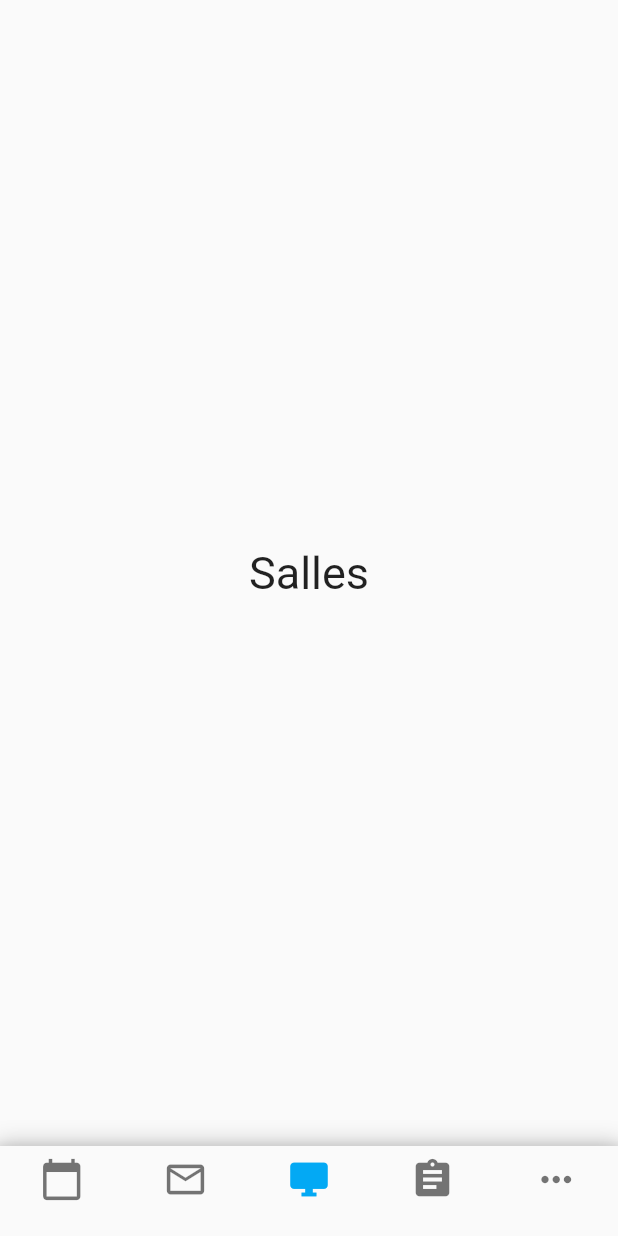
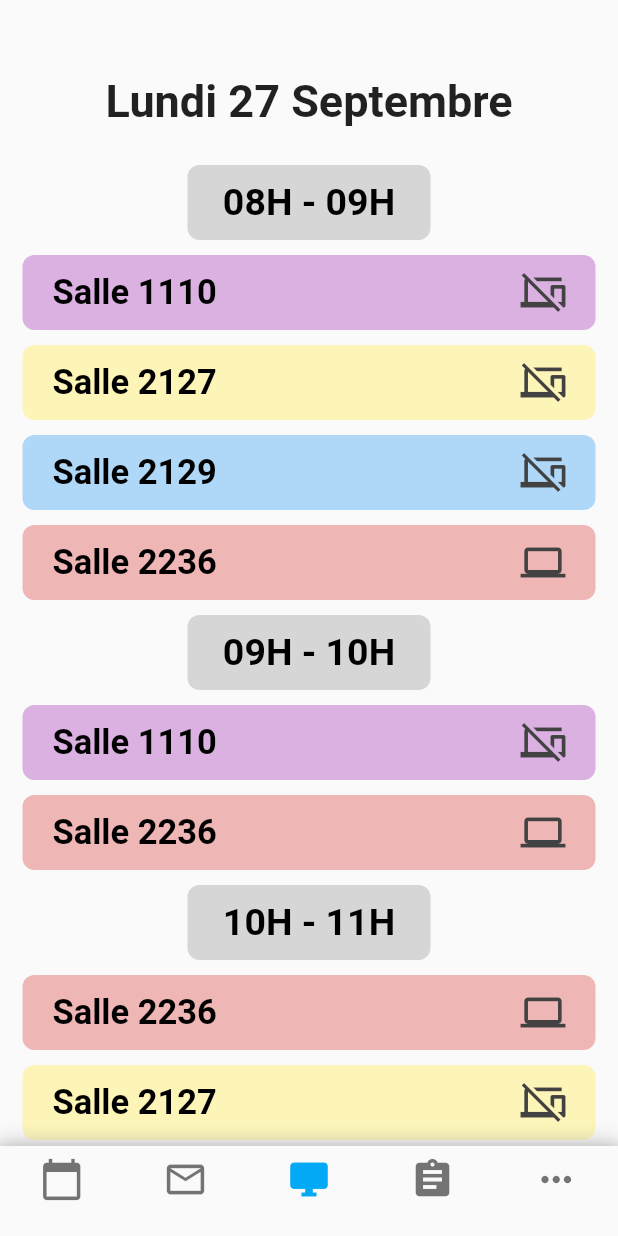
Before and after one commit to Clement-Hellot/EDT-Unicaen, a Flutter app: the screen it shows after launch, swiped to page 3, on a phone screen of 412 x 824 dp. Run offline on Flutter 3.47's test engine with Material 2 defaults, Android fonts, the phone set to English and light mode, and no system bars.

Commit message:
creation page salle

```diff
--- a/proto1/lib/objets.dart
+++ b/proto1/lib/objets.dart
@@ -19,6 +19,10 @@ class Horaire {
 
   String get heureStr {
     return toStr2Dig(heures) + ':' + toStr2Dig(minutes);
+  }
+
+  String get heureSoloStr {
+    return toStr2Dig(heures) + 'H';
   }
 
   static String toStr2Dig(int n) {
--- a/proto1/lib/pageEdt.dart
+++ b/proto1/lib/pageEdt.dart
@@ -108,7 +108,7 @@ class _JourneeUIState extends State<JourneeUI> {
           'Mercredi 7 octobre', // TODO date
           style: TextStyle(
             fontSize: 30,
-            fontWeight: FontWeight.w600,
+            fontWeight: FontWeight.w700,
           ),
         ),
       ),
--- a/proto1/lib/pageSalles.dart
+++ b/proto1/lib/pageSalles.dart
@@ -1,4 +1,9 @@
+import 'dart:ui';
+
+import 'package:edt_mobile/main.dart';
+import 'package:flutter/cupertino.dart';
 import 'package:flutter/material.dart';
+import 'objets.dart';
 
 class PageSalles extends StatefulWidget {
   @override
@@ -8,16 +13,225 @@ class PageSalles extends StatefulWidget {
 class _PageSallesState extends State<PageSalles> {
   @override
   Widget build(BuildContext context) {
-    return Align(
-      alignment: Alignment.center,
+    return SingleChildScrollView(
       child: Container(
-        width: double.infinity,
-        child: Text(
-          'Salles',
-          textAlign: TextAlign.center,
-          style: TextStyle(fontSize: 30),
+        margin: EdgeInsets.only(top: 50, bottom: 15),
+        child: Column(
+          children: [
+            Container(
+              margin: EdgeInsets.only(bottom: 20),
+              child: Text(
+                'Lundi 27 Septembre',
+                style: TextStyle(
+                  fontSize: 30,
+                  fontWeight: FontWeight.w700,
+                ),
+              ),
+            ),
+            Column(
+              children: [
+                PlageHoraire(debut: Horaire(8, 0), fin: Horaire(9, 0)),
+                Salle(
+                  salle: Salles.SALLE_1110,
+                  possedeOrdis: false,
+                ),
+                Salle(
+                  salle: Salles.SALLE_2127,
+                  possedeOrdis: false,
+                ),
+                Salle(
+                  salle: Salles.SALLE_2129,
+                  possedeOrdis: false,
+                ),
+                Salle(
+                  salle: Salles.SALLE_2236,
+                  possedeOrdis: true,
+                ),
+                PlageHoraire(debut: Horaire(9, 0), fin: Horaire(10, 0)),
+                Salle(
+                  salle: Salles.SALLE_1110,
+                  possedeOrdis: false,
+                ),
+                Salle(
+                  salle: Salles.SALLE_2236,
+                  possedeOrdis: true,
+                ),
+                PlageHoraire(debut: Horaire(10, 0), fin: Horaire(11, 0)),
+                Salle(
+                  salle: Salles.SALLE_2236,
+                  possedeOrdis: true,
+                ),
+                Salle(
+                  salle: Salles.SALLE_2127,
+                  possedeOrdis: false,
+                ),
+              ],
+              mainAxisAlignment: MainAxisAlignment.start,
+              crossAxisAlignment: CrossAxisAlignment.stretch,
+            ),
+          ],
         ),
       ),
     );
   }
 }
+
+class PlageHoraire extends StatefulWidget {
+  @override
+  _PlageHoraireState createState() => _PlageHoraireState();
+
+  final Horaire debut;
+  final Horaire fin;
+
+  PlageHoraire({Key key, this.debut, this.fin}) : super(key: key);
+
+  String get horaireString {
+    return debut.heureSoloStr + " - " + fin.heureSoloStr;
+  }
+}
+
+class _PlageHoraireState extends State<PlageHoraire> {
+  @override
+  Widget build(BuildContext context) {
+    return Container(
+      margin: EdgeInsets.only(
+        left: 125,
+        top: 5,
+        right: 125,
+        bottom: 5,
+      ),
+      padding: EdgeInsets.only(left: 14, top: 10, right: 14, bottom: 10),
+      height: 50,
+      decoration: BoxDecoration(
+        color: Colors.grey[350],
+        borderRadius: BorderRadius.all(Radius.circular(8)),
+      ),
+      child: Row(
+        children: [
+          Flexible(
+            fit: FlexFit.tight,
+            child: Column(
+              mainAxisAlignment: MainAxisAlignment.center,
+              children: [
+                Container(
+                  width: double.infinity,
+                  child: Text(
+                    widget.horaireString,
+                    textAlign: TextAlign.center,
+                    style: TextStyle(
+                      fontSize: 25,
+                      color: Colors.black,
+                      fontWeight: FontWeight.w600,
+                    ),
+                  ),
+                ),
+              ],
+            ),
+          ),
+        ],
+      ),
+    );
+  }
+}
+
+class Salle extends StatefulWidget {
+  @override
+  _SalleState createState() => _SalleState();
+
+  Salle({Key key, this.possedeOrdis, this.salle}) : super(key: key);
+
+  final Salles salle;
+  final bool possedeOrdis;
+
+  IconData get salleOrdi {
+    if (this.possedeOrdis == true) {
+      return Icons.computer;
+    } else {
+      return Icons.phonelink_off;
+    }
+  }
+}
+
+class _SalleState extends State<Salle> {
+  @override
+  Widget build(BuildContext context) {
+    return Container(
+      margin: EdgeInsets.only(
+        left: 15,
+        top: 5,
+        right: 15,
+        bottom: 5,
+      ),
+      padding: EdgeInsets.only(left: 20, top: 5, right: 20, bottom: 5),
+      height: 50,
+      decoration: BoxDecoration(
+        color: widget.salle.couleur.withOpacity(0.5),
+        borderRadius: BorderRadius.all(Radius.circular(8)),
+      ),
+      child: Row(
+        children: [
+          Flexible(
+            fit: FlexFit.tight,
+            child: Column(
+              mainAxisAlignment: MainAxisAlignment.center,
+              children: [
+                Container(
+                  width: double.infinity,
+                  child: Text(
+                    widget.salle.nom,
+                    textAlign: TextAlign.left,
+                    style: TextStyle(
+                      fontSize: 23,
+                      color: Colors.black,
+                      fontWeight: FontWeight.w600,
+                    ),
+                  ),
+                ),
+              ],
+            ),
+          ),
+          Flexible(
+            //fit: FlexFit.tight,
+            child: Row(
+              mainAxisAlignment: MainAxisAlignment.end,
+              children: [
+                Container(
+                    child: Icon(
+                  widget.salleOrdi,
+                  color: Colors.grey[800],
+                  size: 30,
+                )),
+              ],
+            ),
+          ),
+        ],
+      ),
+    );
+  }
+}
+
+enum Salles {
+  SALLE_2129,
+  SALLE_2127,
+  SALLE_1110,
+  SALLE_2236,
+}
+
+extension DetailsSalles on Salles {
+  static const noms = {
+    Salles.SALLE_1110: 'Salle 1110',
+    Salles.SALLE_2127: 'Salle 2127',
+    Salles.SALLE_2129: 'Salle 2129',
+    Salles.SALLE_2236: 'Salle 2236'
+  };
+
+  static final couleurs = {
+    Salles.SALLE_1110: Colors.purple[300],
+    Salles.SALLE_2127: Colors.yellow[300],
+    Salles.SALLE_2129: Colors.blue[300],
+    Salles.SALLE_2236: Colors.red[300],
+  };
+
+  String get nom => noms[this];
+  Color get couleur => couleurs[this];
+}
```
Also changed, not shown: proto1/pubspec.lock.
